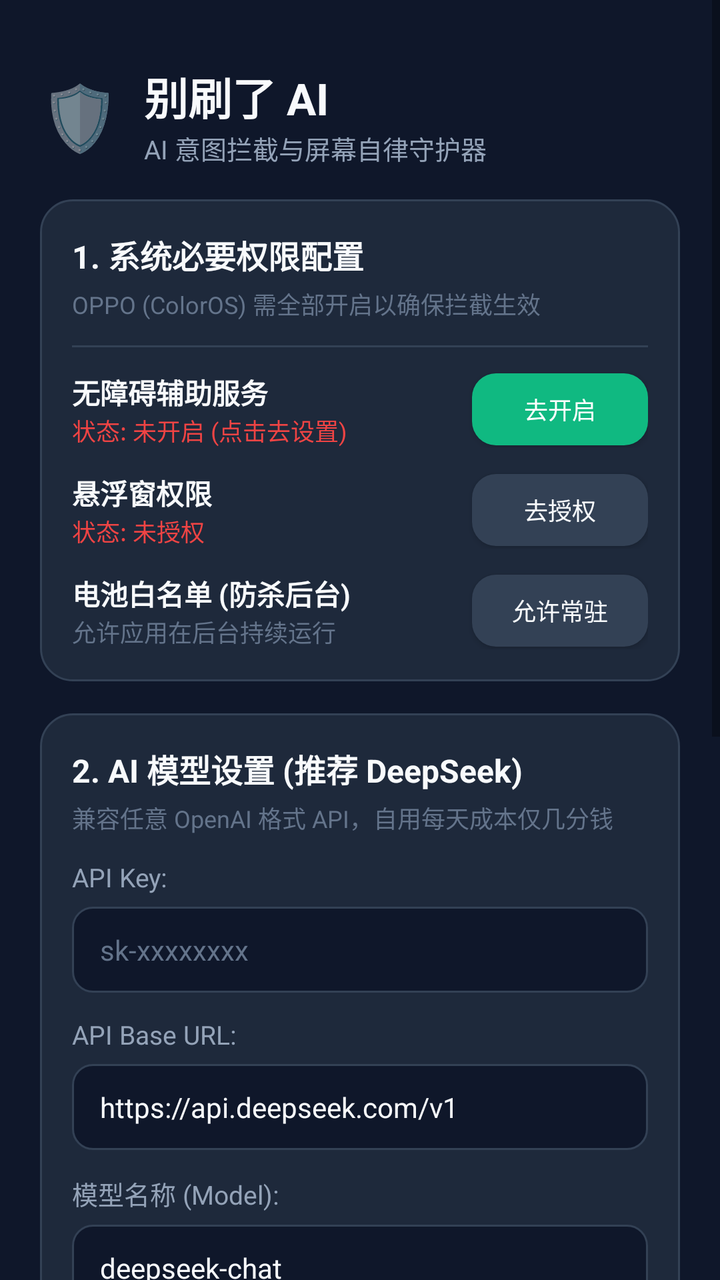
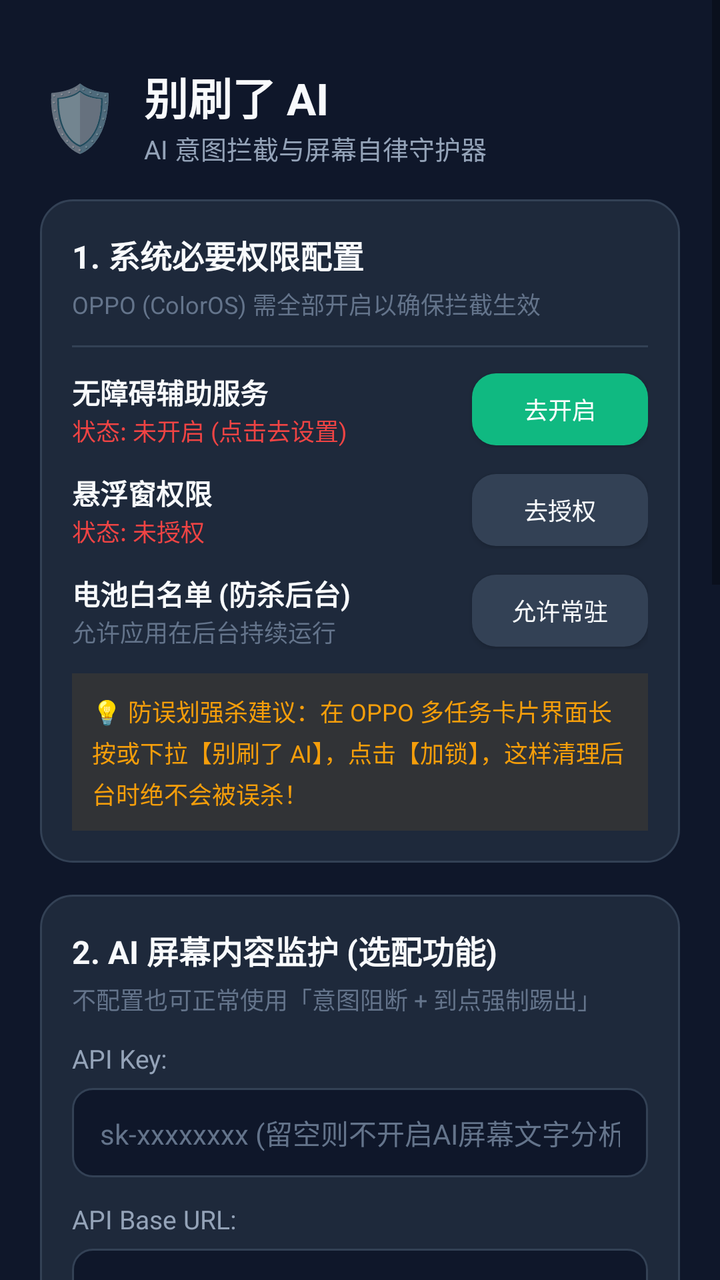

The first picture is an Android layout as it rendered before a commit; the second is the same layout after the commit. The layout source and the unified diff follow.
<!-- AndroidManifest.xml: application theme Theme.StopScroll -->
<!-- res/layout/activity_main.xml -->
<?xml version="1.0" encoding="utf-8"?>
<ScrollView xmlns:android="http://schemas.android.com/apk/res/android"
    xmlns:app="http://schemas.android.com/apk/res-auto"
    android:layout_width="match_parent"
    android:layout_height="match_parent"
    android:background="@color/bg_dark"
    android:fillViewport="true">

    <LinearLayout
        android:layout_width="match_parent"
        android:layout_height="wrap_content"
        android:orientation="vertical"
        android:padding="20dp">

        
        <LinearLayout
            android:layout_width="match_parent"
            android:layout_height="wrap_content"
            android:gravity="center_vertical"
            android:orientation="horizontal"
            android:paddingTop="12dp"
            android:paddingBottom="16dp">

            <TextView
                android:layout_width="wrap_content"
                android:layout_height="wrap_content"
                android:text="🛡️"
                android:textSize="32sp" />

            <LinearLayout
                android:layout_width="0dp"
                android:layout_height="wrap_content"
                android:layout_marginStart="12dp"
                android:layout_weight="1"
                android:orientation="vertical">

                <TextView
                    android:layout_width="wrap_content"
                    android:layout_height="wrap_content"
                    android:text="别刷了 AI"
                    android:textColor="@color/text_primary"
                    android:textSize="22sp"
                    android:textStyle="bold" />

                <TextView
                    android:layout_width="wrap_content"
                    android:layout_height="wrap_content"
                    android:text="AI 意图拦截与屏幕自律守护器"
                    android:textColor="@color/text_secondary"
                    android:textSize="13sp" />
            </LinearLayout>
        </LinearLayout>

        
        <LinearLayout
            android:layout_width="match_parent"
            android:layout_height="wrap_content"
            android:background="@drawable/card_rounded"
            android:orientation="vertical"
            android:padding="16dp">

            <TextView
                android:layout_width="wrap_content"
                android:layout_height="wrap_content"
                android:text="1. 系统必要权限配置"
                android:textColor="@color/text_primary"
                android:textSize="16sp"
                android:textStyle="bold" />

            <TextView
                android:layout_width="wrap_content"
                android:layout_height="wrap_content"
                android:layout_marginTop="4dp"
                android:text="OPPO (ColorOS) 需全部开启以确保拦截生效"
                android:textColor="@color/text_muted"
                android:textSize="12sp" />

            <View
                android:layout_width="match_parent"
                android:layout_height="1dp"
                android:layout_marginTop="12dp"
                android:layout_marginBottom="12dp"
                android:background="@color/card_border" />

            
            <LinearLayout
                android:layout_width="match_parent"
                android:layout_height="wrap_content"
                android:gravity="center_vertical"
                android:orientation="horizontal">

                <LinearLayout
                    android:layout_width="0dp"
                    android:layout_height="wrap_content"
                    android:layout_weight="1"
                    android:orientation="vertical">

                    <TextView
                        android:layout_width="wrap_content"
                        android:layout_height="wrap_content"
                        android:text="无障碍辅助服务"
                        android:textColor="@color/text_primary"
                        android:textSize="14sp"
                        android:textStyle="bold" />

                    <TextView
                        android:id="@+id/tvAccessibilityStatus"
                        android:layout_width="wrap_content"
                        android:layout_height="wrap_content"
                        android:text="状态: 未开启 (点击去设置)"
                        android:textColor="@color/danger"
                        android:textSize="12sp" />
                </LinearLayout>

                <Button
                    android:id="@+id/btnOpenAccessibility"
                    android:layout_width="wrap_content"
                    android:layout_height="36dp"
                    android:background="@drawable/btn_primary"
                    android:paddingStart="12dp"
                    android:paddingEnd="12dp"
                    android:text="去开启"
                    android:textColor="#FFFFFF"
                    android:textSize="12sp" />
            </LinearLayout>

            
            <LinearLayout
                android:layout_width="match_parent"
                android:layout_height="wrap_content"
                android:layout_marginTop="12dp"
                android:gravity="center_vertical"
                android:orientation="horizontal">

                <LinearLayout
                    android:layout_width="0dp"
                    android:layout_height="wrap_content"
                    android:layout_weight="1"
                    android:orientation="vertical">

                    <TextView
                        android:layout_width="wrap_content"
                        android:layout_height="wrap_content"
                        android:text="悬浮窗权限"
                        android:textColor="@color/text_primary"
                        android:textSize="14sp"
                        android:textStyle="bold" />

                    <TextView
                        android:id="@+id/tvOverlayStatus"
                        android:layout_width="wrap_content"
                        android:layout_height="wrap_content"
                        android:text="状态: 未授权"
                        android:textColor="@color/danger"
                        android:textSize="12sp" />
                </LinearLayout>

                <Button
                    android:id="@+id/btnOpenOverlay"
                    android:layout_width="wrap_content"
                    android:layout_height="36dp"
                    android:background="@drawable/btn_secondary"
                    android:paddingStart="12dp"
                    android:paddingEnd="12dp"
                    android:text="去授权"
                    android:textColor="@color/text_primary"
                    android:textSize="12sp" />
            </LinearLayout>

            
            <LinearLayout
                android:layout_width="match_parent"
                android:layout_height="wrap_content"
                android:layout_marginTop="12dp"
                android:gravity="center_vertical"
                android:orientation="horizontal">

                <LinearLayout
                    android:layout_width="0dp"
                    android:layout_height="wrap_content"
                    android:layout_weight="1"
                    android:orientation="vertical">

                    <TextView
                        android:layout_width="wrap_content"
                        android:layout_height="wrap_content"
                        android:text="电池白名单 (防杀后台)"
                        android:textColor="@color/text_primary"
                        android:textSize="14sp"
                        android:textStyle="bold" />

                    <TextView
                        android:layout_width="wrap_content"
                        android:layout_height="wrap_content"
                        android:text="允许应用在后台持续运行"
                        android:textColor="@color/text_muted"
                        android:textSize="12sp" />
                </LinearLayout>

                <Button
                    android:id="@+id/btnBatteryIgnore"
                    android:layout_width="wrap_content"
                    android:layout_height="36dp"
                    android:background="@drawable/btn_secondary"
                    android:paddingStart="12dp"
                    android:paddingEnd="12dp"
                    android:text="允许常驻"
                    android:textColor="@color/text_primary"
                    android:textSize="12sp" />
            </LinearLayout>
        </LinearLayout>

        
        <LinearLayout
            android:layout_width="match_parent"
            android:layout_height="wrap_content"
            android:layout_marginTop="16dp"
            android:background="@drawable/card_rounded"
            android:orientation="vertical"
            android:padding="16dp">

            <TextView
                android:layout_width="wrap_content"
                android:layout_height="wrap_content"
                android:text="2. AI 模型设置 (推荐 DeepSeek)"
                android:textColor="@color/text_primary"
                android:textSize="16sp"
                android:textStyle="bold" />

            <TextView
                android:layout_width="wrap_content"
                android:layout_height="wrap_content"
                android:layout_marginTop="4dp"
                android:text="兼容任意 OpenAI 格式 API，自用每天成本仅几分钱"
                android:textColor="@color/text_muted"
                android:textSize="12sp" />

            
            <TextView
                android:layout_width="wrap_content"
                android:layout_height="wrap_content"
                android:layout_marginTop="12dp"
                android:text="API Key:"
                android:textColor="@color/text_secondary"
                android:textSize="13sp" />

            <EditText
                android:id="@+id/etApiKey"
                android:layout_width="match_parent"
                android:layout_height="wrap_content"
                android:layout_marginTop="6dp"
                android:background="@drawable/edit_text_bg"
                android:hint="sk-xxxxxxxx"
                android:inputType="textPassword"
                android:textColor="@color/text_primary"
                android:textColorHint="@color/text_muted"
                android:textSize="14sp" />

            
            <TextView
                android:layout_width="wrap_content"
                android:layout_height="wrap_content"
                android:layout_marginTop="12dp"
                android:text="API Base URL:"
                android:textColor="@color/text_secondary"
                android:textSize="13sp" />

            <EditText
                android:id="@+id/etBaseUrl"
                android:layout_width="match_parent"
                android:layout_height="wrap_content"
                android:layout_marginTop="6dp"
                android:background="@drawable/edit_text_bg"
                android:hint="https://api.deepseek.com/v1"
                android:text="https://api.deepseek.com/v1"
                android:textColor="@color/text_primary"
                android:textColorHint="@color/text_muted"
                android:textSize="14sp" />

            
            <TextView
                android:layout_width="wrap_content"
                android:layout_height="wrap_content"
                android:layout_marginTop="12dp"
                android:text="模型名称 (Model):"
                android:textColor="@color/text_secondary"
                android:textSize="13sp" />

            <EditText
                android:id="@+id/etModelName"
                android:layout_width="match_parent"
                android:layout_height="wrap_content"
                android:layout_marginTop="6dp"
                android:background="@drawable/edit_text_bg"
                android:hint="deepseek-chat"
                android:text="deepseek-chat"
                android:textColor="@color/text_primary"
                android:textColorHint="@color/text_muted"
                android:textSize="14sp" />

            <LinearLayout
                android:layout_width="match_parent"
                android:layout_height="wrap_content"
                android:layout_marginTop="16dp"
                android:orientation="horizontal">

                <Button
                    android:id="@+id/btnTestAi"
                    android:layout_width="0dp"
                    android:layout_height="40dp"
                    android:layout_marginEnd="8dp"
                    android:layout_weight="1"
                    android:background="@drawable/btn_secondary"
                    android:text="测试连接"
                    android:textColor="@color/text_primary"
                    android:textSize="13sp" />

                <Button
                    android:id="@+id/btnSaveConfig"
                    android:layout_width="0dp"
                    android:layout_height="40dp"
                    android:layout_marginStart="8dp"
                    android:layout_weight="1"
                    android:background="@drawable/btn_primary"
                    android:text="保存设置"
                    android:textColor="#FFFFFF"
                    android:textSize="13sp" />
            </LinearLayout>
        </LinearLayout>

        
        <LinearLayout
            android:layout_width="match_parent"
            android:layout_height="wrap_content"
            android:layout_marginTop="16dp"
            android:layout_marginBottom="24dp"
            android:background="@drawable/card_rounded"
            android:orientation="vertical"
            android:padding="16dp">

            <TextView
                android:layout_width="wrap_content"
                android:layout_height="wrap_content"
                android:text="3. 监控的目标应用"
                android:textColor="@color/text_primary"
                android:textSize="16sp"
                android:textStyle="bold" />

            <TextView
                android:layout_width="wrap_content"
                android:layout_height="wrap_content"
                android:layout_marginTop="4dp"
                android:text="勾选在打开时需要强制进行意图拦截的应用"
                android:textColor="@color/text_muted"
                android:textSize="12sp" />

            <CheckBox
                android:id="@+id/cbXhs"
                android:layout_width="match_parent"
                android:layout_height="wrap_content"
                android:layout_marginTop="8dp"
                android:checked="true"
                android:text="小红书 (com.xingin.xhs)"
                android:textColor="@color/text_primary" />

            <CheckBox
                android:id="@+id/cbDouyin"
                android:layout_width="match_parent"
                android:layout_height="wrap_content"
                android:checked="true"
                android:text="抖音 (com.ss.android.ugc.aweme)"
                android:textColor="@color/text_primary" />

            <CheckBox
                android:id="@+id/cbBilibili"
                android:layout_width="match_parent"
                android:layout_height="wrap_content"
                android:checked="true"
                android:text="哔哩哔哩 (tv.danmaku.bili)"
                android:textColor="@color/text_primary" />

            <CheckBox
                android:id="@+id/cbKuaishou"
                android:layout_width="match_parent"
                android:layout_height="wrap_content"
                android:text="快手 (com.smile.gifmaker)"
                android:textColor="@color/text_primary" />

            <CheckBox
                android:id="@+id/cbWeibo"
                android:layout_width="match_parent"
                android:layout_height="wrap_content"
                android:text="微博 (com.sina.weibo)"
                android:textColor="@color/text_primary" />
        </LinearLayout>

    </LinearLayout>
</ScrollView>
<!-- resources referenced by this layout -->
<resources>
  <color name="bg_dark">#0F172A</color>
  <color name="card_border">#334155</color>
  <color name="danger">#EF4444</color>
  <color name="text_muted">#64748B</color>
  <color name="text_primary">#F8FAFC</color>
  <color name="text_secondary">#94A3B8</color>
  <!-- drawable btn_primary (drawable) -->
  <?xml version="1.0" encoding="utf-8"?>
  <ripple xmlns:android="http://schemas.android.com/apk/res/android"
      android:color="#40FFFFFF">
      <item>
          <shape>
              <solid android:color="@color/primary" />
              <corners android:radius="12dp" />
          </shape>
      </item>
  </ripple>
  <!-- drawable btn_secondary (drawable) -->
  <?xml version="1.0" encoding="utf-8"?>
  <ripple xmlns:android="http://schemas.android.com/apk/res/android"
      android:color="#20FFFFFF">
      <item>
          <shape>
              <solid android:color="#334155" />
              <corners android:radius="12dp" />
          </shape>
      </item>
  </ripple>
  <!-- drawable card_rounded (drawable) -->
  <?xml version="1.0" encoding="utf-8"?>
  <shape xmlns:android="http://schemas.android.com/apk/res/android">
      <solid android:color="@color/card_bg" />
      <corners android:radius="16dp" />
      <stroke android:width="1dp" android:color="@color/card_border" />
  </shape>
  <!-- drawable edit_text_bg (drawable) -->
  <?xml version="1.0" encoding="utf-8"?>
  <shape xmlns:android="http://schemas.android.com/apk/res/android">
      <solid android:color="#0F172A" />
      <corners android:radius="10dp" />
      <stroke android:width="1dp" android:color="@color/card_border" />
      <padding android:left="14dp" android:right="14dp" android:top="12dp" android:bottom="12dp" />
  </shape>
  <style name="Theme.StopScroll" parent="Theme.MaterialComponents.DayNight.NoActionBar">
          <item name="colorPrimary">@color/primary</item>
          <item name="colorPrimaryVariant">@color/primary_dark</item>
          <item name="colorOnPrimary">@color/text_primary</item>
          <item name="android:statusBarColor">@color/bg_dark</item>
          <item name="android:windowBackground">@color/bg_dark</item>
          <item name="android:navigationBarColor">@color/bg_dark</item>
      </style>
  <color name="primary">#10B981</color>
  <color name="card_bg">#1E293B</color>
  <color name="primary_dark">#059669</color>
</resources>

<!-- the commit's change to res/layout/activity_main.xml (unified diff, before → after) -->
@@ -208,6 +208,18 @@
                     android:textColor="@color/text_primary"
                     android:textSize="12sp" />
             </LinearLayout>
+
+            
+            <TextView
+                android:layout_width="match_parent"
+                android:layout_height="wrap_content"
+                android:layout_marginTop="12dp"
+                android:background="#15F59E0B"
+                android:lineSpacingMultiplier="1.2"
+                android:padding="10dp"
+                android:text="💡 防误划强杀建议：在 OPPO 多任务卡片界面长按或下拉【别刷了 AI】，点击【加锁】，这样清理后台时绝不会被误杀！"
+                android:textColor="@color/warning"
+                android:textSize="12sp" />
         </LinearLayout>
 
         
@@ -222,7 +234,7 @@
             <TextView
                 android:layout_width="wrap_content"
                 android:layout_height="wrap_content"
-                android:text="2. AI 模型设置 (推荐 DeepSeek)"
+                android:text="2. AI 屏幕内容监护 (选配功能)"
                 android:textColor="@color/text_primary"
                 android:textSize="16sp"
                 android:textStyle="bold" />
@@ -231,7 +243,7 @@
                 android:layout_width="wrap_content"
                 android:layout_height="wrap_content"
                 android:layout_marginTop="4dp"
-                android:text="兼容任意 OpenAI 格式 API，自用每天成本仅几分钱"
+                android:text="不配置也可正常使用「意图阻断 + 到点强制踢出」"
                 android:textColor="@color/text_muted"
                 android:textSize="12sp" />
 
@@ -250,7 +262,7 @@
                 android:layout_height="wrap_content"
                 android:layout_marginTop="6dp"
                 android:background="@drawable/edit_text_bg"
-                android:hint="sk-xxxxxxxx"
+                android:hint="sk-xxxxxxxx (留空则不开启AI屏幕文字分析)"
                 android:inputType="textPassword"
                 android:textColor="@color/text_primary"
                 android:textColorHint="@color/text_muted"
@@ -298,34 +310,15 @@
                 android:textColorHint="@color/text_muted"
                 android:textSize="14sp" />
 
-            <LinearLayout
-                android:layout_width="match_parent"
-                android:layout_height="wrap_content"
-                android:layout_marginTop="16dp"
-                android:orientation="horizontal">
-
-                <Button
-                    android:id="@+id/btnTestAi"
-                    android:layout_width="0dp"
-                    android:layout_height="40dp"
-                    android:layout_marginEnd="8dp"
-                    android:layout_weight="1"
-                    android:background="@drawable/btn_secondary"
-                    android:text="测试连接"
-                    android:textColor="@color/text_primary"
-                    android:textSize="13sp" />
-
-                <Button
-                    android:id="@+id/btnSaveConfig"
-                    android:layout_width="0dp"
-                    android:layout_height="40dp"
-                    android:layout_marginStart="8dp"
-                    android:layout_weight="1"
-                    android:background="@drawable/btn_primary"
-                    android:text="保存设置"
-                    android:textColor="#FFFFFF"
-                    android:textSize="13sp" />
-            </LinearLayout>
+            <Button
+                android:id="@+id/btnTestAi"
+                android:layout_width="match_parent"
+                android:layout_height="40dp"
+                android:layout_marginTop="14dp"
+                android:background="@drawable/btn_secondary"
+                android:text="测试 AI 接口连通性"
+                android:textColor="@color/text_primary"
+                android:textSize="13sp" />
         </LinearLayout>
 
         
@@ -333,7 +326,6 @@
             android:layout_width="match_parent"
             android:layout_height="wrap_content"
             android:layout_marginTop="16dp"
-            android:layout_marginBottom="24dp"
             android:background="@drawable/card_rounded"
             android:orientation="vertical"
             android:padding="16dp">
@@ -346,11 +338,24 @@
                 android:textSize="16sp"
                 android:textStyle="bold" />
 
-            <TextView
-                android:layout_width="wrap_content"
-                android:layout_height="wrap_content"
-                android:layout_marginTop="4dp"
-                android:text="勾选在打开时需要强制进行意图拦截的应用"
+            
+            <TextView
+                android:id="@+id/tvMonitoredSummary"
+                android:layout_width="match_parent"
+                android:layout_height="wrap_content"
+                android:layout_marginTop="8dp"
+                android:background="#1510B981"
+                android:padding="10dp"
+                android:text="当前已受控应用：小红书、抖音、Chrome"
+                android:textColor="@color/primary"
+                android:textSize="13sp"
+                android:textStyle="bold" />
+
+            <TextView
+                android:layout_width="wrap_content"
+                android:layout_height="wrap_content"
+                android:layout_marginTop="12dp"
+                android:text="勾选在打开时需要强制进行意图拦截的应用 (即勾即生效):"
                 android:textColor="@color/text_muted"
                 android:textSize="12sp" />
 
@@ -392,7 +397,28 @@
                 android:layout_height="wrap_content"
                 android:text="微博 (com.sina.weibo)"
                 android:textColor="@color/text_primary" />
+
+            <CheckBox
+                android:id="@+id/cbChrome"
+                android:layout_width="match_parent"
+                android:layout_height="wrap_content"
+                android:text="Chrome 浏览器 (测试专用)"
+                android:textColor="@color/text_primary" />
         </LinearLayout>
+
+        
+        <Button
+            android:id="@+id/btnSaveAll"
+            android:layout_width="match_parent"
+            android:layout_height="50dp"
+            android:layout_marginTop="20dp"
+            android:layout_marginBottom="32dp"
+            android:background="@drawable/btn_primary"
+            android:text="💾 保存并应用全部自律设置"
+            android:textAllCaps="false"
+            android:textColor="#FFFFFF"
+            android:textSize="16sp"
+            android:textStyle="bold" />
 
     </LinearLayout>
 </ScrollView>
<!-- resource entries referenced after the edit -->
@@ -3,9 +3,11 @@
   <color name="bg_dark">#0F172A</color>
   <color name="card_border">#334155</color>
   <color name="danger">#EF4444</color>
+  <color name="primary">#10B981</color>
   <color name="text_muted">#64748B</color>
   <color name="text_primary">#F8FAFC</color>
   <color name="text_secondary">#94A3B8</color>
+  <color name="warning">#F59E0B</color>
   <!-- drawable btn_primary (drawable) -->
   <?xml version="1.0" encoding="utf-8"?>
   <ripple xmlns:android="http://schemas.android.com/apk/res/android"
@@ -51,7 +53,6 @@
           <item name="android:windowBackground">@color/bg_dark</item>
           <item name="android:navigationBarColor">@color/bg_dark</item>
       </style>
-  <color name="primary">#10B981</color>
   <color name="card_bg">#1E293B</color>
   <color name="primary_dark">#059669</color>
 </resources>
